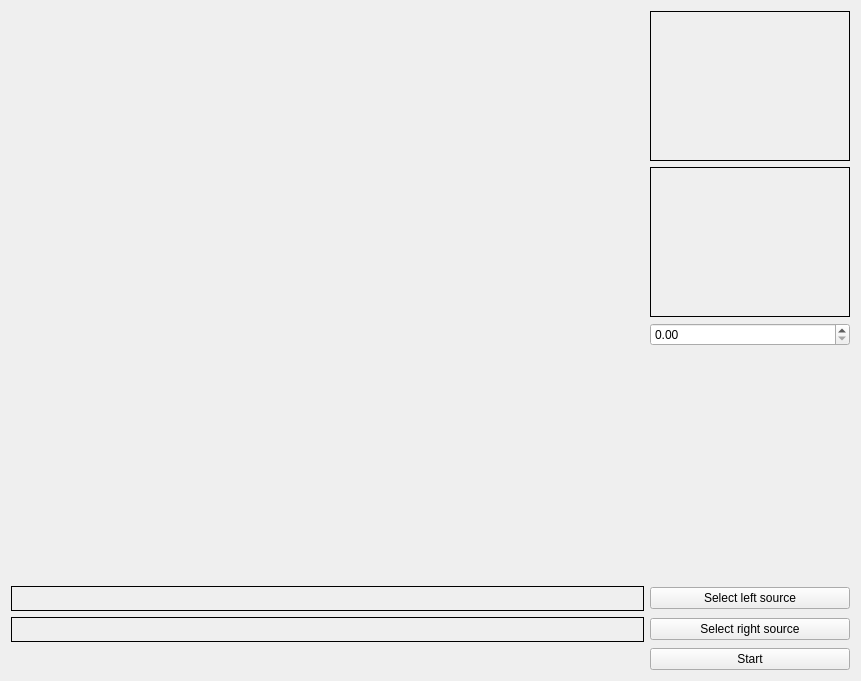
First picture: the form in StereoVision/widgetmeasoffline.ui, repository dzikipasterz/StareoVision, before the edit.
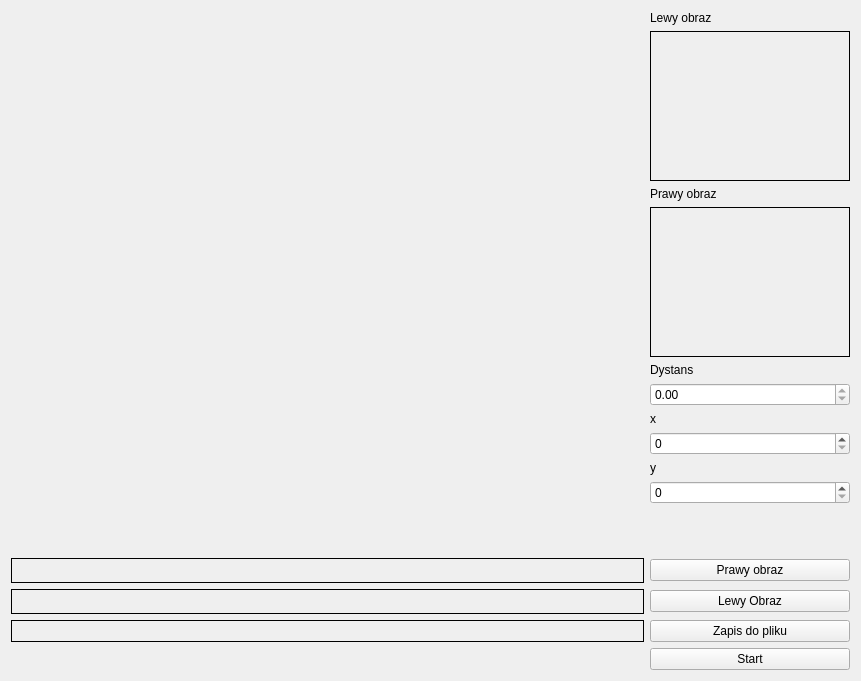
Second picture: the form after the edit.

Patch:
```diff
--- a/StereoVision/widgetmeasoffline.ui
+++ b/StereoVision/widgetmeasoffline.ui
@@ -22,6 +22,19 @@
   <layout class="QHBoxLayout" name="horizontalLayout">
    <item>
     <layout class="QGridLayout" name="gridLayout">
+     <item row="3" column="1">
+      <widget class="QPushButton" name="pushButtonRightSource">
+       <property name="sizePolicy">
+        <sizepolicy hsizetype="Minimum" vsizetype="Fixed">
+         <horstretch>24</horstretch>
+         <verstretch>0</verstretch>
+        </sizepolicy>
+       </property>
+       <property name="text">
+        <string>Lewy Obraz</string>
+       </property>
+      </widget>
+     </item>
      <item row="3" column="0">
       <widget class="QLabel" name="labelSourceRight">
        <property name="minimumSize">
@@ -72,21 +85,21 @@
        </property>
       </widget>
      </item>
-     <item row="3" column="1">
-      <widget class="QPushButton" name="pushButtonRightSource">
-       <property name="sizePolicy">
-        <sizepolicy hsizetype="Minimum" vsizetype="Fixed">
-         <horstretch>24</horstretch>
-         <verstretch>0</verstretch>
-        </sizepolicy>
-       </property>
-       <property name="text">
-        <string>Select right source</string>
-       </property>
-      </widget>
-     </item>
      <item row="0" column="1">
       <layout class="QVBoxLayout" name="verticalLayout_3">
+       <item>
+        <widget class="QLabel" name="label">
+         <property name="maximumSize">
+          <size>
+           <width>200</width>
+           <height>17</height>
+          </size>
+         </property>
+         <property name="text">
+          <string>Lewy obraz</string>
+         </property>
+        </widget>
+       </item>
        <item>
         <widget class="QLabel" name="labelLeftDisplay">
          <property name="sizePolicy">
@@ -101,6 +114,12 @@
            <height>150</height>
           </size>
          </property>
+         <property name="maximumSize">
+          <size>
+           <width>200</width>
+           <height>150</height>
+          </size>
+         </property>
          <property name="sizeIncrement">
           <size>
            <width>4</width>
@@ -121,6 +140,19 @@
          </property>
         </widget>
        </item>
+       <item>
+        <widget class="QLabel" name="label_2">
+         <property name="maximumSize">
+          <size>
+           <width>200</width>
+           <height>17</height>
+          </size>
+         </property>
+         <property name="text">
+          <string>Prawy obraz</string>
+         </property>
+        </widget>
+       </item>
        <item>
         <widget class="QLabel" name="labelRightDisplay">
          <property name="sizePolicy">
@@ -135,6 +167,12 @@
            <height>150</height>
           </size>
          </property>
+         <property name="maximumSize">
+          <size>
+           <width>200</width>
+           <height>150</height>
+          </size>
+         </property>
          <property name="sizeIncrement">
           <size>
            <width>4</width>
@@ -155,10 +193,84 @@
          </property>
         </widget>
        </item>
+       <item>
+        <widget class="QLabel" name="label_3">
+         <property name="maximumSize">
+          <size>
+           <width>200</width>
+           <height>17</height>
+          </size>
+         </property>
+         <property name="text">
+          <string>Dystans</string>
+         </property>
+        </widget>
+       </item>
        <item>
         <widget class="QDoubleSpinBox" name="doubleSpinBoxDistance">
+         <property name="maximumSize">
+          <size>
+           <width>200</width>
+           <height>26</height>
+          </size>
+         </property>
+         <property name="readOnly">
+          <bool>true</bool>
+         </property>
          <property name="maximum">
-          <double>1000.000000000000000</double>
+          <double>100000.000000000000000</double>
+         </property>
+        </widget>
+       </item>
+       <item>
+        <widget class="QLabel" name="label_4">
+         <property name="maximumSize">
+          <size>
+           <width>200</width>
+           <height>17</height>
+          </size>
+         </property>
+         <property name="text">
+          <string>x</string>
+         </property>
+        </widget>
+       </item>
+       <item>
+        <widget class="QSpinBox" name="spinBoxX">
+         <property name="maximumSize">
+          <size>
+           <width>200</width>
+           <height>26</height>
+          </size>
+         </property>
+         <property name="maximum">
+          <number>10000</number>
+         </property>
+        </widget>
+       </item>
+       <item>
+        <widget class="QLabel" name="label_5">
+         <property name="maximumSize">
+          <size>
+           <width>200</width>
+           <height>17</height>
+          </size>
+         </property>
+         <property name="text">
+          <string>y</string>
+         </property>
+        </widget>
+       </item>
+       <item>
+        <widget class="QSpinBox" name="spinBoxY">
+         <property name="maximumSize">
+          <size>
+           <width>200</width>
+           <height>26</height>
+          </size>
+         </property>
+         <property name="maximum">
+          <number>10000</number>
          </property>
         </widget>
        </item>
@@ -186,11 +298,11 @@
         </sizepolicy>
        </property>
        <property name="text">
-        <string>Select left source</string>
+        <string>Prawy obraz</string>
        </property>
       </widget>
      </item>
-     <item row="4" column="1">
+     <item row="5" column="1">
       <widget class="QPushButton" name="pushButtonStart">
        <property name="sizePolicy">
         <sizepolicy hsizetype="Minimum" vsizetype="Fixed">
@@ -203,6 +315,26 @@
        </property>
       </widget>
      </item>
+     <item row="4" column="1">
+      <widget class="QPushButton" name="pushButton">
+       <property name="text">
+        <string>Zapis do pliku</string>
+       </property>
+       <property name="checkable">
+        <bool>true</bool>
+       </property>
+      </widget>
+     </item>
+     <item row="4" column="0">
+      <widget class="QLabel" name="labelResultsPath">
+       <property name="frameShape">
+        <enum>QFrame::Box</enum>
+       </property>
+       <property name="text">
+        <string/>
+       </property>
+      </widget>
+     </item>
     </layout>
    </item>
   </layout>
```
